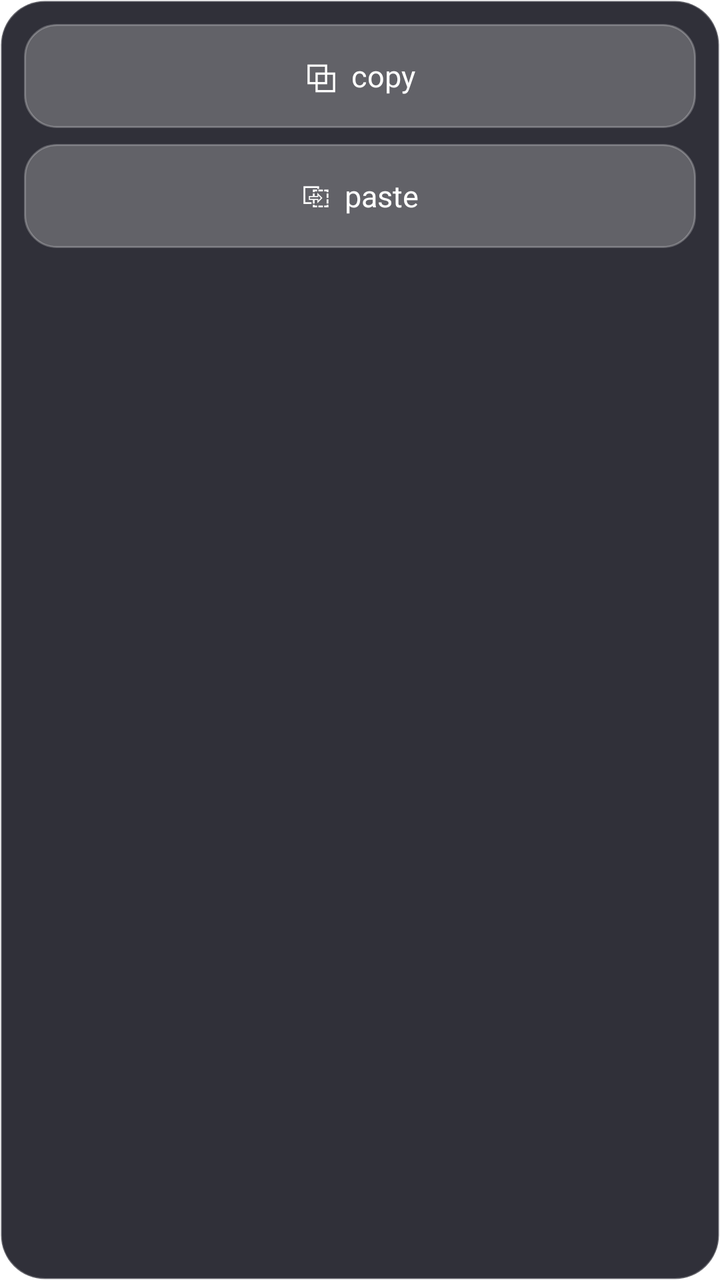
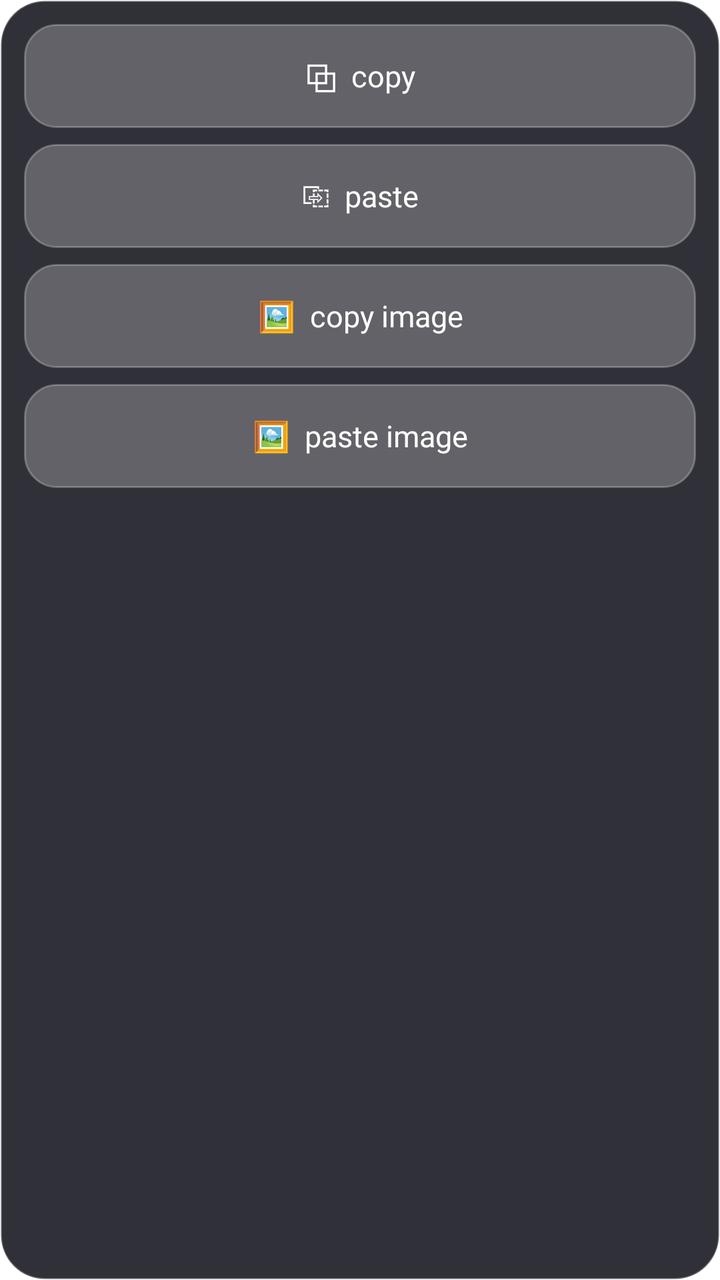

An Android layout rendered at two revisions. The XML below is the earlier revision; the diff shows what the commit changed to produce the second picture.
<!-- AndroidManifest.xml: application theme Theme.ClaudePad -->
<!-- res/layout/popup_clip.xml -->
<?xml version="1.0" encoding="utf-8"?>
<LinearLayout xmlns:android="http://schemas.android.com/apk/res/android"
    android:layout_width="200dp"
    android:layout_height="wrap_content"
    android:orientation="vertical"
    android:background="@drawable/glass_popup"
    android:padding="12dp">

    <TextView android:id="@+id/kCopy" style="@style/KeyGlass"
        android:layout_width="match_parent" android:layout_height="52dp"
        android:text="⧉  copy" android:textSize="15sp" />

    <TextView android:id="@+id/kPaste" style="@style/KeyGlass"
        android:layout_width="match_parent" android:layout_height="52dp"
        android:layout_marginTop="8dp"
        android:text="⎘  paste" android:textSize="15sp" />
</LinearLayout>
<!-- resources referenced by this layout -->
<resources>
  <!-- drawable glass_popup (drawable) -->
  <?xml version="1.0" encoding="utf-8"?>
  <shape xmlns:android="http://schemas.android.com/apk/res/android">
      <corners android:radius="22dp" />
      <solid android:color="#E61A1A24" />
      <stroke android:width="1dp" android:color="@color/stroke" />
  </shape>
  <style name="KeyGlass">
          <item name="android:layout_height">46dp</item>
          <item name="android:background">@drawable/glass_key</item>
          <item name="android:gravity">center</item>
          <item name="android:textColor">@color/text</item>
          <item name="android:textSize">18sp</item>
          <item name="android:clickable">true</item>
          <item name="android:focusable">true</item>
      </style>
  <style name="Theme.ClaudePad" parent="Theme.AppCompat.NoActionBar">
          <item name="android:windowShowWallpaper">true</item>
          <item name="android:windowBackground">@android:color/transparent</item>
          <item name="android:windowIsTranslucent">true</item>
          <item name="android:colorBackgroundCacheHint">@null</item>
          <item name="android:statusBarColor">@android:color/transparent</item>
          <item name="android:navigationBarColor">@android:color/transparent</item>
          <item name="android:windowLightStatusBar">false</item>
          <item name="colorPrimary">@color/accent</item>
          <item name="colorAccent">@color/accent</item>
          <item name="android:textColor">@color/text</item>
      </style>
  <color name="stroke">#40FFFFFF</color>
  <!-- drawable glass_key (drawable) -->
  <?xml version="1.0" encoding="utf-8"?>
  <selector xmlns:android="http://schemas.android.com/apk/res/android">
      <item android:state_pressed="true">
          <shape>
              <corners android:radius="16dp" />
              <solid android:color="@color/glass_strong" />
              <stroke android:width="1dp" android:color="@color/stroke" />
          </shape>
      </item>
      <item>
          <shape>
              <corners android:radius="16dp" />
              <solid android:color="@color/glass" />
              <stroke android:width="1dp" android:color="@color/stroke" />
          </shape>
      </item>
  </selector>
  <color name="text">#FFFFFFFF</color>
  <color name="accent">#7C6CFF</color>
  <color name="glass_strong">#59FFFFFF</color>
  <color name="glass">#3DFFFFFF</color>
</resources>

<!-- the commit's change to res/layout/popup_clip.xml (unified diff, before → after) -->
@@ -14,4 +14,14 @@
         android:layout_width="match_parent" android:layout_height="52dp"
         android:layout_marginTop="8dp"
         android:text="⎘  paste" android:textSize="15sp" />
+
+    <TextView android:id="@+id/kCopyImg" style="@style/KeyGlass"
+        android:layout_width="match_parent" android:layout_height="52dp"
+        android:layout_marginTop="8dp"
+        android:text="🖼  copy image" android:textSize="15sp" />
+
+    <TextView android:id="@+id/kPasteImg" style="@style/KeyGlass"
+        android:layout_width="match_parent" android:layout_height="52dp"
+        android:layout_marginTop="8dp"
+        android:text="🖼  paste image" android:textSize="15sp" />
 </LinearLayout>
